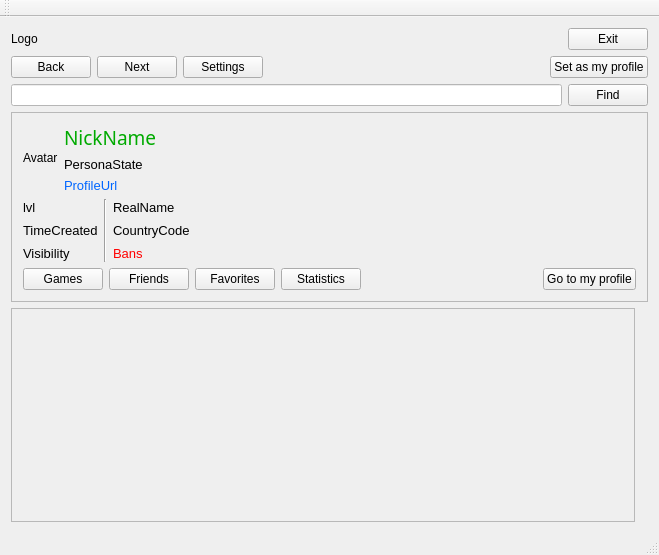
Old version of the form AraSteamManager/mainwindow.ui in the repository Arankir/AraSteamManager.
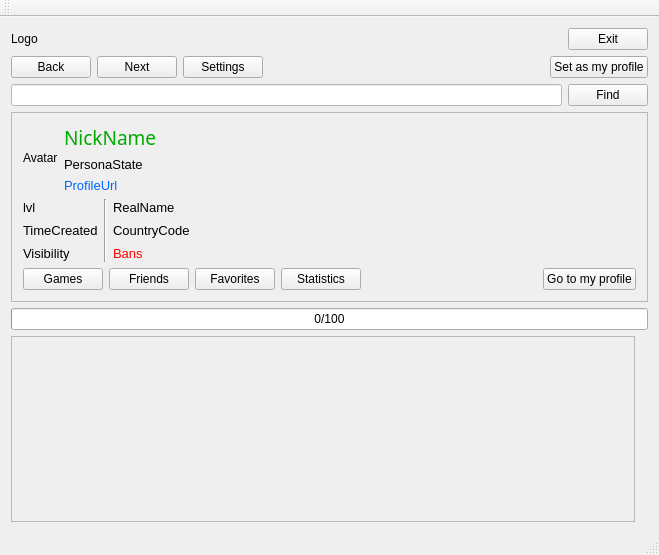
New version of the form.

Patch:
```diff
--- a/AraSteamManager/mainwindow.ui
+++ b/AraSteamManager/mainwindow.ui
@@ -389,6 +389,16 @@
       </widget>
      </widget>
     </item>
+    <item>
+     <widget class="QProgressBar" name="FormProgressBar">
+      <property name="value">
+       <number>0</number>
+      </property>
+      <property name="format">
+       <string>%v/%m</string>
+      </property>
+     </widget>
+    </item>
     <item>
      <layout class="QHBoxLayout" name="horizontalLayout_5">
       <item>
@@ -402,7 +412,7 @@
            <x>0</x>
            <y>0</y>
            <width>618</width>
-           <height>190</height>
+           <height>163</height>
           </rect>
          </property>
         </widget>
```
Left out of the diff: 3 changed lines with no effect on the pictures.
